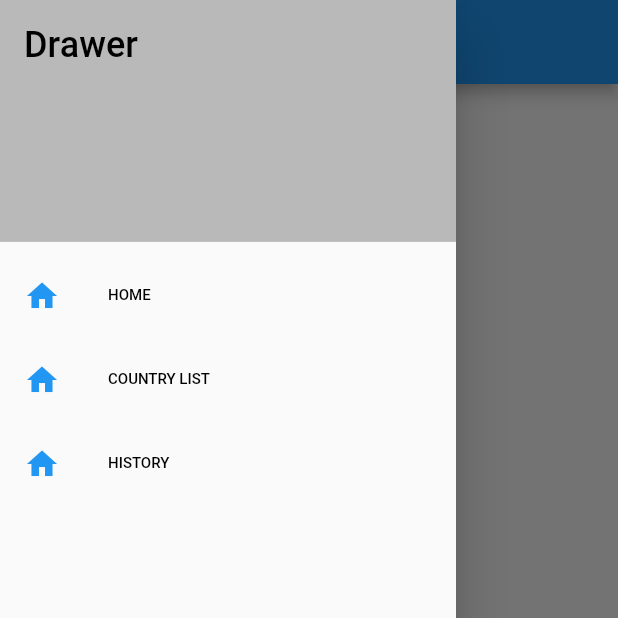
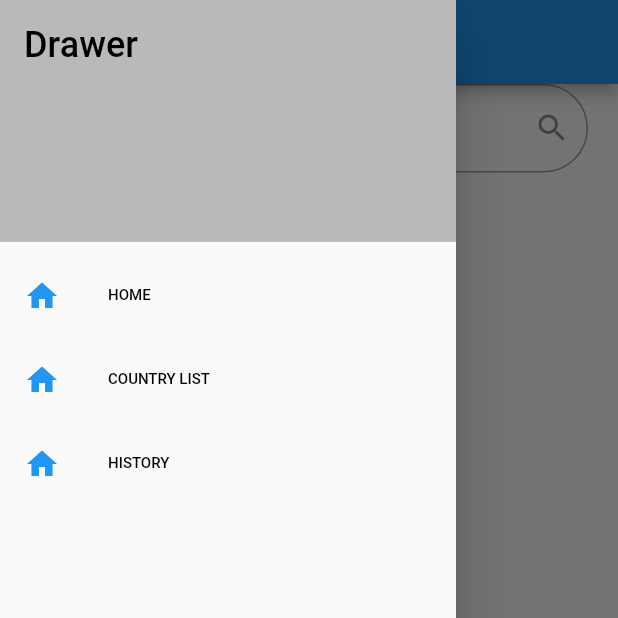
Before and after one commit to ArpanSett89/country-list-assignment, a Flutter app: the screen it shows after launch, item 2 of the bottom bar chosen, with the side drawer open, on a phone screen of 412 x 824 dp, the top half of it. Run offline on Flutter 3.47's test engine with Material 2 defaults, Android fonts, the phone set to English and light mode, and no system bars; our stand-ins replace graphql_flutter; network calls fail.

Commit message:
Implementing Country list  and other activities

```diff
--- a/lib/booklist.dart
+++ b/lib/booklist.dart
@@ -1,7 +1,7 @@
 import 'package:flutter/material.dart';
 import 'package:graphql_flutter/graphql_flutter.dart';
+import 'countrydetails.dart';
 
-import 'countrydetails.dart';
 class BookList extends StatefulWidget {
   const BookList({Key? key}) : super(key: key);
 
@@ -12,11 +12,11 @@ class BookList extends StatefulWidget {
 class _BookListState extends State<BookList> {
   @override
   Widget build(BuildContext context) {
-    final HttpLink httpLink = HttpLink('https://countries.trevorblades.com/graphql');
+    final HttpLink httpLink =
+        HttpLink('https://countries.trevorblades.com/graphql');
     final ValueNotifier<GraphQLClient> clint = ValueNotifier<GraphQLClient>(
-      GraphQLClient(link: httpLink,
-          cache: GraphQLCache(store: InMemoryStore())
-      ),
+      GraphQLClient(
+          link: httpLink, cache: GraphQLCache(store: InMemoryStore())),
     );
     return GraphQLProvider(
       child: Body2(),
@@ -24,6 +24,7 @@ class _BookListState extends State<BookList> {
     );
   }
 }
+
 class Body2 extends StatefulWidget {
   const Body2({Key? key}) : super(key: key);
 
@@ -32,10 +33,67 @@ class Body2 extends StatefulWidget {
 }
 
 class Body2State extends State<Body2> {
+  List<dynamic> countryList = [];
+  List<dynamic> countryList1 = [];
+  TextEditingController value1TEC = TextEditingController();
+ /* onItemChanged(String value) {
+    for (var i =0;i<countryList.length;i++)
+      {
+        /*if(countryList[i]['name'].toString()==value1TEC.toString())
+          {
+            print(countryList[i]['name']);
+          }*/
+        countryList1[i]['name'] =countryList.where((element) => element[i]['name']==countryList[i]['name'],);
+      }
+
+  }*/
+  onItemChanged(String value) {
+    setState(() {
+      for (var i=0;i<countryList.length;i++)
+      {
+
+        if(countryList[i]['name'].toString().toLowerCase() == value1TEC.text.toLowerCase())
+          {
+            print(value1TEC.text.toLowerCase());
+            countryList1[i]=countryList[i];
+          }
+      }
+    });
+  }
   @override
   Widget build(BuildContext context) {
     return Scaffold(
-      body: Query(
+      body: Stack(
+        children: [
+          Container(
+            alignment: Alignment.topCenter,
+            child: Padding(
+              padding: const EdgeInsets.fromLTRB(20, 0, 20, 0),
+              child: TextField(
+                //onChanged: onItemChanged,
+                decoration: InputDecoration(
+                  suffixIcon: IconButton(
+                      onPressed: (){onItemChanged(value1TEC.text);},
+                      icon: Icon(Icons.search)),
+                  label: Text(
+                    'Search',
+                    style: TextStyle(fontSize: 10, color: Colors.black),
+                  ),
+                  border: OutlineInputBorder(
+                      borderRadius: BorderRadius.all(
+                    Radius.circular(33),
+                  )),
+                ),
+                cursorHeight: 25,
+                controller: value1TEC,
+              ),
+            ),
+          ),
+          Padding(
+            padding: const EdgeInsets.fromLTRB(0, 50, 0, 0),
+            child: Container(
+              alignment: Alignment.topCenter,
+              child: Query(
                   options: QueryOptions(document: gql("""query Query {
   countries{
                 name
@@ -52,44 +110,54 @@ class Body2State extends State<Body2> {
                   builder: (QueryResult result,
                       {VoidCallback? refetch, FetchMore? fetchMore}) {
                     if (result.data != null) {
-              final countryList = result.data?['countries'];
+                      countryList = result.data?['countries'];
                       print(countryList);
                       return ListView.builder(
-                itemCount: countryList.length,
+                        itemCount: countryList1.length,
                         itemBuilder: (BuildContext context, int index) {
                           return Padding(
                             padding: const EdgeInsets.all(5.0),
                             child: ListTile(
-                      leading: CircleAvatar(backgroundColor: Colors.black.withOpacity(0.2),
-                        child: Text(countryList[index]['emoji'],
-                          style: TextStyle(fontSize: 20),),
+                              leading: CircleAvatar(
+                                backgroundColor: Colors.black.withOpacity(0.2),
+                                child: Text(
+                                  countryList1[index]['emoji'],
+                                  style: TextStyle(fontSize: 20),
                                 ),
-                      title: Text(countryList[index]['name'],style: TextStyle(fontSize: 16),),
-                       subtitle:Text(countryList[index]['native'],style: TextStyle(fontSize: 10),),
+                              ),
+                              title: Text(
+                                countryList1[index]['name'],
+                                style: TextStyle(fontSize: 16),
+                              ),
+                              subtitle: Text(
+                                countryList1[index]['native'],
+                                style: TextStyle(fontSize: 10),
+                              ),
                               trailing: Icon(Icons.arrow_forward_ios_rounded),
-                      tileColor: Colors.blue.withOpacity(0.1),
-                      onTap: (){
+                              onTap: () {
                                 Navigator.push(
                                   context,
-                          MaterialPageRoute(builder: (context) => CountryDetails(
-                            countryList: countryList[index],
+                                  MaterialPageRoute(
+                                    builder: (context) => CountryDetails(
+                                      countryList: countryList1[index],
                                     ),
                                   ),
                                 );
                               },
                             ),
                           );
-                },
+                        }
                       );
-            }
-            else{
+                    } else {
                       return Center(
                           child: CircularProgressIndicator(
                         value: null,
-              )
-              );
+                      ));
                     }
-          }
+                  }),
+            ),
+          ),
+        ],
       ),
     );
   }
--- a/lib/history.dart
+++ b/lib/history.dart
@@ -1,5 +1,4 @@
 import 'package:flutter/material.dart';
-import 'package:testdrawer/historybody.dart';
 class History extends StatefulWidget {
   const History({Key? key}) : super(key: key);
 
--- a/lib/main.dart
+++ b/lib/main.dart
@@ -1,5 +1,4 @@
 import 'package:flutter/material.dart';
-import 'package:graphql_flutter/graphql_flutter.dart';
 import 'booklist.dart';
 import 'history.dart';
 import 'homepage.dart';
@@ -28,14 +27,14 @@ class MBNB extends StatefulWidget {
   State<MBNB> createState() => _MBNBState();
 }
 
+final List<String> title = <String>['HOME', 'COUNTRY LIST', 'HISTORY'];
+final List<Widget> TapFunction = <Widget>[
+  MyHomePage(),
+  BookList(),
+  History()
+];
 class _MBNBState extends State<MBNB> {
   int  _selectedIndex=0;
-  final List<String> title = <String>['HOME', 'COUNTRY LIST', 'HISTORY'];
-  final List<Widget> TapFunction = <Widget>[
-    MyHomePage(),
-    BookList(),
-    History()
-  ];
   void _onItemTapped(int index) {
     setState(() {
       _selectedIndex = index;
```
Lines whose indentation alone changed are shown as unchanged.
